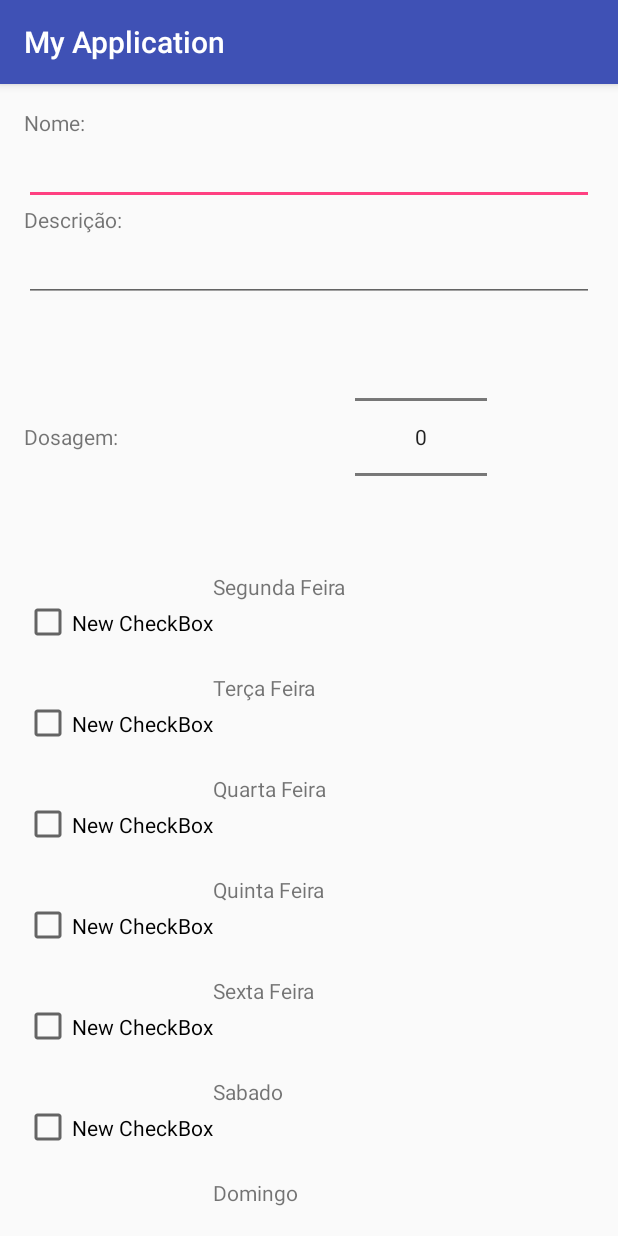
After one commit to beemarcos/AlarmeDeRemedio, an Android app: the DescriActivity screen opened directly, with no data from a screen before it, on a phone screen of 412 x 824 dp. The commit adds this screen. Run offline under Robolectric (Android 15) with nearby library versions, the phone set to English and light mode, and no system bars.

Commit message:
Tudo ainda e um exemplo: Lista , Alarme, Duas Activity.

```diff
--- a/app/src/main/AndroidManifest.xml
+++ b/app/src/main/AndroidManifest.xml
@@ -15,7 +15,12 @@
                 <category android:name="android.intent.category.LAUNCHER" />
             </intent-filter>
         </activity>
-        <activity android:name=".ListActivity" android:label="Get Name" android:theme="@style/AppTheme"/>
+        <activity
+            android:name=".ListActivity"
+            android:label="Get Name"
+            android:theme="@style/AppTheme" />
+        <activity android:name=".DescriActivity" />
+        <activity android:name=".LembActivity" />
     </application>
 
 </manifest>
--- /dev/null
+++ b/app/src/main/java/com/example/marcos/myapplication/DescriActivity.java
@@ -0,0 +1,13 @@
+package com.example.marcos.myapplication;
+
+import android.support.v7.app.AppCompatActivity;
+import android.os.Bundle;
+
+public class DescriActivity extends AppCompatActivity {
+
+    @Override
+    protected void onCreate(Bundle savedInstanceState) {
+        super.onCreate(savedInstanceState);
+        setContentView(R.layout.activity_descri);
+    }
+}
--- /dev/null
+++ b/app/src/main/java/com/example/marcos/myapplication/LembActivity.java
@@ -0,0 +1,13 @@
+package com.example.marcos.myapplication;
+
+import android.support.v7.app.AppCompatActivity;
+import android.os.Bundle;
+
+public class LembActivity extends AppCompatActivity {
+
+    @Override
+    protected void onCreate(Bundle savedInstanceState) {
+        super.onCreate(savedInstanceState);
+        setContentView(R.layout.activity_lemb);
+    }
+}
--- /dev/null
+++ b/app/src/main/res/layout/activity_descri.xml
@@ -0,0 +1,239 @@
+<?xml version="1.0" encoding="utf-8"?>
+<LinearLayout xmlns:android="http://schemas.android.com/apk/res/android"
+    xmlns:tools="http://schemas.android.com/tools"
+    android:layout_width="match_parent"
+    android:layout_height="match_parent"
+    android:paddingBottom="@dimen/activity_vertical_margin"
+    android:paddingLeft="@dimen/activity_horizontal_margin"
+    android:paddingRight="@dimen/activity_horizontal_margin"
+    android:paddingTop="@dimen/activity_vertical_margin"
+    tools:context="com.example.marcos.myapplication.DescriActivity"
+    android:orientation="vertical">
+
+    <TextView
+        android:layout_width="match_parent"
+        android:layout_height="wrap_content"
+        android:text="Nome:"
+        android:id="@+id/textView" />
+
+    <EditText
+        android:layout_width="match_parent"
+        android:layout_height="wrap_content"
+        android:id="@+id/nome_remedio_textview" />
+
+    <TextView
+        android:layout_width="match_parent"
+        android:layout_height="wrap_content"
+        android:text="Descrição:"
+        android:id="@+id/textView2" />
+
+    <EditText
+        android:layout_width="match_parent"
+        android:layout_height="wrap_content"
+        android:id="@+id/descricao_remedio_textview" />
+
+    <LinearLayout
+        android:orientation="horizontal"
+        android:layout_width="match_parent"
+        android:layout_height="wrap_content"
+        android:weightSum="1">
+
+        <TextView
+            android:layout_width="wrap_content"
+            android:layout_height="wrap_content"
+            android:text="Dosagem:"
+            android:id="@+id/textView3"
+            android:layout_weight="0.69"
+            android:layout_gravity="center_vertical" />
+
+        <NumberPicker
+            android:layout_width="88dp"
+            android:layout_height="wrap_content"
+            android:id="@+id/numberPicker2" />
+
+    </LinearLayout>
+
+    <LinearLayout
+        android:orientation="vertical"
+        android:layout_width="match_parent"
+        android:layout_height="wrap_content">
+
+        <LinearLayout
+            android:orientation="horizontal"
+            android:layout_width="match_parent"
+            android:layout_height="67dp"
+            android:weightSum="1">
+
+            <CheckBox
+                android:layout_width="wrap_content"
+                android:layout_height="match_parent"
+                android:text="New CheckBox"
+                android:id="@+id/checkBoxSegunda" />
+
+            <TextView
+                android:layout_width="wrap_content"
+                android:layout_height="match_parent"
+                android:text="Segunda Feira"
+                android:layout_weight="0.04" />
+
+
+        </LinearLayout>
+
+        <LinearLayout
+            android:orientation="horizontal"
+            android:layout_width="match_parent"
+            android:layout_height="67dp">
+
+            <CheckBox
+                android:layout_width="wrap_content"
+                android:layout_height="match_parent"
+                android:text="New CheckBox"
+                android:id="@+id/checkBoxTerca" />
+
+            <TextView
+                android:layout_width="wrap_content"
+                android:layout_height="match_parent"
+                android:text="Terça Feira"
+                android:layout_weight="0.04" />
+        </LinearLayout>
+
+        <LinearLayout
+            android:orientation="horizontal"
+            android:layout_width="match_parent"
+            android:layout_height="67dp">
+
+            <CheckBox
+                android:layout_width="wrap_content"
+                android:layout_height="match_parent"
+                android:text="New CheckBox"
+                android:id="@+id/checkBoxQuarta" />
+
+            <TextView
+                android:layout_width="wrap_content"
+                android:layout_height="match_parent"
+                android:text="Quarta Feira"
+                android:layout_weight="0.04" />
+        </LinearLayout>
+
+        <LinearLayout
+            android:orientation="horizontal"
+            android:layout_width="match_parent"
+            android:layout_height="67dp">
+
+
+            <CheckBox
+                android:layout_width="wrap_content"
+                android:layout_height="match_parent"
+                android:text="New CheckBox"
+                android:id="@+id/checkBoxQuinta" />
+
+            <TextView
+                android:layout_width="wrap_content"
+                android:layout_height="match_parent"
+                android:text="Quinta Feira"
+                android:layout_weight="0.04" />
+        </LinearLayout>
+
+        <LinearLayout
+            android:orientation="horizontal"
+            android:layout_width="match_parent"
+            android:layout_height="67dp">
+
+            <CheckBox
+                android:layout_width="wrap_content"
+                android:layout_height="match_parent"
+                android:text="New CheckBox"
+                android:id="@+id/checkBoxSexta" />
+
+            <TextView
+                android:layout_width="wrap_content"
+                android:layout_height="match_parent"
+                android:text="Sexta Feira"
+                android:layout_weight="0.04" />
+        </LinearLayout>
+
+        <LinearLayout
+            android:orientation="horizontal"
+            android:layout_width="match_parent"
+            android:layout_height="67dp">
+
+            <CheckBox
+                android:layout_width="wrap_content"
+                android:layout_height="match_parent"
+                android:text="New CheckBox"
+                android:id="@+id/checkBoxSabado" />
+
+            <TextView
+                android:layout_width="wrap_content"
+                android:layout_height="match_parent"
+                android:text="Sabado"
+                android:layout_weight="0.04" />
+        </LinearLayout>
+
+        <LinearLayout
+            android:orientation="horizontal"
+            android:layout_width="match_parent"
+            android:layout_height="67dp">
+
+            <CheckBox
+                android:layout_width="wrap_content"
+                android:layout_height="match_parent"
+                android:text="New CheckBox"
+                android:id="@+id/checkBoxDomingo" />
+
+            <TextView
+                android:layout_width="wrap_content"
+                android:layout_height="match_parent"
+                android:text="Domingo"
+                android:layout_weight="0.04" />
+        </LinearLayout>
+    </LinearLayout>
+
+    <TableLayout
+        android:layout_width="match_parent"
+        android:layout_height="match_parent">
+
+        <TableRow
+            android:layout_width="match_parent"
+            android:layout_height="match_parent"></TableRow>
+
+        <TableRow
+            android:layout_width="match_parent"
+            android:layout_height="match_parent"></TableRow>
+
+        <TableRow
+            android:layout_width="match_parent"
+            android:layout_height="match_parent"></TableRow>
+
+        <TableRow
+            android:layout_width="match_parent"
+            android:layout_height="match_parent"></TableRow>
+
+        <TableRow
+            android:layout_width="match_parent"
+            android:layout_height="match_parent"></TableRow>
+
+        <TableRow
+            android:layout_width="match_parent"
+            android:layout_height="match_parent"></TableRow>
+
+        <TableRow
+            android:layout_width="match_parent"
+            android:layout_height="match_parent"></TableRow>
+
+        <TableRow
+            android:layout_width="match_parent"
+            android:layout_height="match_parent">
+
+            <TableLayout android:layout_column="10"></TableLayout>
+        </TableRow>
+    </TableLayout>
+
+    <Button
+        android:layout_width="match_parent"
+        android:layout_height="wrap_content"
+        android:text="Salvar alterarações"
+        android:id="@+id/button_save_alteration"
+        android:onClick="onClickSalvarAlteracoes" />
+
+</LinearLayout>
--- /dev/null
+++ b/app/src/main/res/layout/activity_lemb.xml
@@ -0,0 +1,12 @@
+<?xml version="1.0" encoding="utf-8"?>
+<RelativeLayout xmlns:android="http://schemas.android.com/apk/res/android"
+    xmlns:tools="http://schemas.android.com/tools"
+    android:layout_width="match_parent"
+    android:layout_height="match_parent"
+    android:paddingBottom="@dimen/activity_vertical_margin"
+    android:paddingLeft="@dimen/activity_horizontal_margin"
+    android:paddingRight="@dimen/activity_horizontal_margin"
+    android:paddingTop="@dimen/activity_vertical_margin"
+    tools:context="com.example.marcos.myapplication.LembActivity">
+
+</RelativeLayout>
--- a/app/src/main/res/layout/activity_main.xml
+++ b/app/src/main/res/layout/activity_main.xml
@@ -24,6 +24,13 @@
         android:text="@string/listar_remedios"
         android:onClick="clickButtonListar"/>
 
+    <Button
+        android:layout_width="match_parent"
+        android:layout_height="wrap_content"
+        android:id="@+id/cadastrar_button"
+        android:text="@string/cadastrar_remedios"
+        android:onClick="clickButtonCadastrar"/>
+
 
 
 
--- a/app/src/main/res/layout/list_layout.xml
+++ b/app/src/main/res/layout/list_layout.xml
@@ -10,6 +10,7 @@
         android:layout_height="wrap_content"
         android:id="@+id/list_drogas"/>
 
+    <!--Remover depois tudo o que ta pra baixo-->
 
     <Button
         android:layout_width="match_parent"
--- a/app/src/main/res/values/strings.xml
+++ b/app/src/main/res/values/strings.xml
@@ -1,4 +1,5 @@
 <resources>
     <string name="app_name">My Application</string>
     <string name="listar_remedios">Listar Remedios</string>
+    <string name="cadastrar_remedios">Cadastrar Remedios</string>
 </resources>
```
